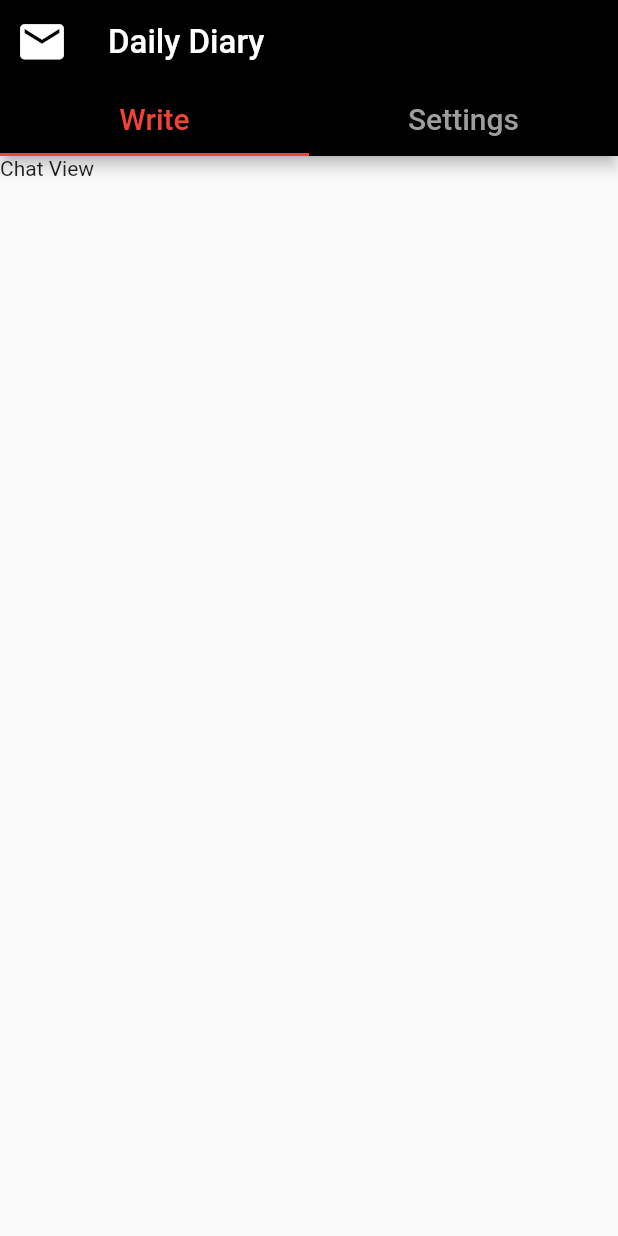
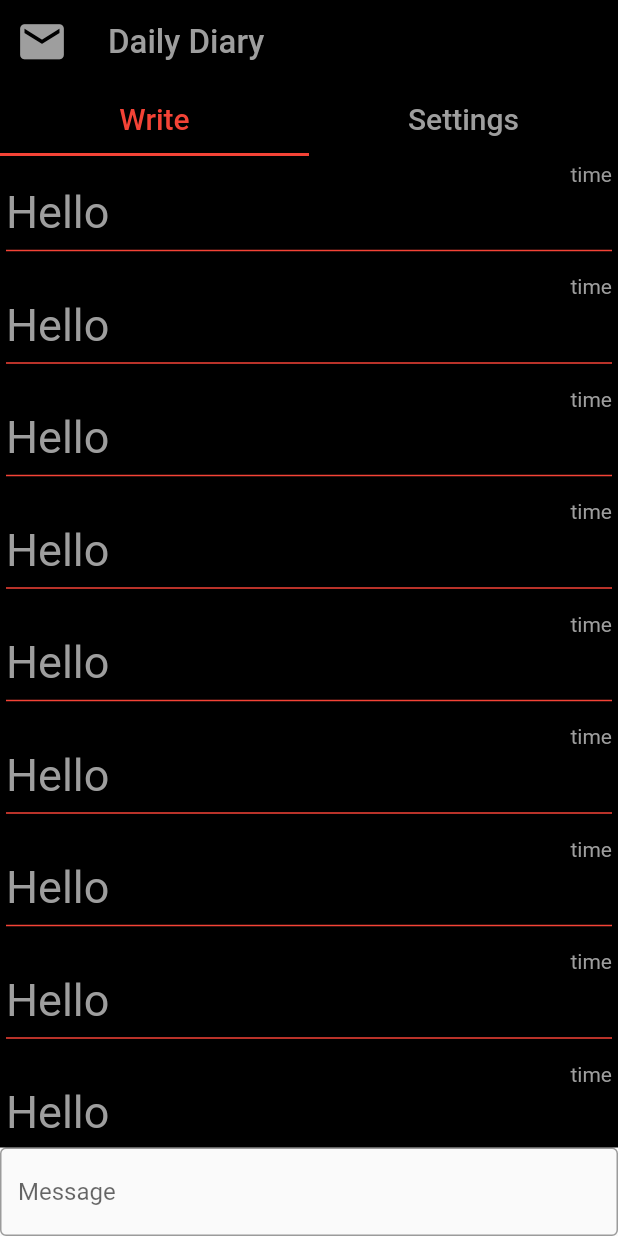
Before and after one commit to raven610/daily_diary, a Flutter app: the screen it shows after launch, on a phone screen of 412 x 824 dp. Run offline on Flutter 3.47's test engine with Material 2 defaults, Android fonts, the phone set to English and light mode, and no system bars.

```diff
--- /dev/null
+++ b/lib/Models/WriteData.dart
@@ -0,0 +1,53 @@
+import 'package:flutter/material.dart';
+
+class DataTile{
+  List<Widget> notes = [];
+  List<Widget> getWriteData(){
+    for(int i=0;i<20;i++){
+      notes.add(Tile().getTile(data: 'Hello',recordedTime: DateTime(1,1,1)));
+    }
+    return notes;
+  }
+}
+
+class Tile{
+  String data;
+  DateTime recordedTime;
+  int id;
+  Widget getTile({String data,DateTime recordedTime,int id}){
+    this.id = id;
+    return Card(
+      color: Colors.black,
+      child: Column(
+        mainAxisAlignment: MainAxisAlignment.spaceBetween,
+        crossAxisAlignment: CrossAxisAlignment.start,
+        children: <Widget>[
+          Container(
+            child: Row(
+              mainAxisAlignment: MainAxisAlignment.end,
+              children: <Widget>[
+                Text(
+                  'time',
+                  style: TextStyle(
+                    color: Colors.grey,
+                  ),
+                ),
+              ],
+            ),
+          ),
+          Text(
+            data,
+            style: TextStyle(
+              color: Colors.grey,
+              fontSize: 30,
+            ),
+          ),
+          Divider(
+            thickness: 1,
+            color: Colors.red,
+          )
+      ]
+      ),
+    );
+  }
+}
--- a/lib/main.dart
+++ b/lib/main.dart
@@ -1,4 +1,5 @@
 import 'package:flutter/material.dart';
+import 'Models/WriteData.dart';
 
 void main() => runApp(MyApp());
 
@@ -20,11 +21,13 @@ class _MyAppState extends State<MyApp> {
               leading: Icon(
                 Icons.email,
                 size: 35,
+                color: Colors.grey,
               ),
               title: Text(
                 'Daily Diary',
                 style: TextStyle(
                   fontSize: 22,
+                  color: Colors.grey,
                 ),
               ),
               bottom: TabBar(
@@ -46,9 +49,22 @@ class _MyAppState extends State<MyApp> {
             ),
             body: TabBarView(
               children: <Widget>[
-                Text('Chat View'),
+                Container(
+                  padding: EdgeInsets.only(bottom: 40),
+                  color: Colors.black,
+                  child: ListView(
+                    children: DataTile().getWriteData(),
+                  ),
+                ),
                 Text('Settings'),
               ],
+            ),
+            bottomSheet: TextField(
+              obscureText: true,
+              decoration: InputDecoration(
+                border: OutlineInputBorder(),
+                hintText:'Message'
+              ),
             ),
           ),
         ),
```
